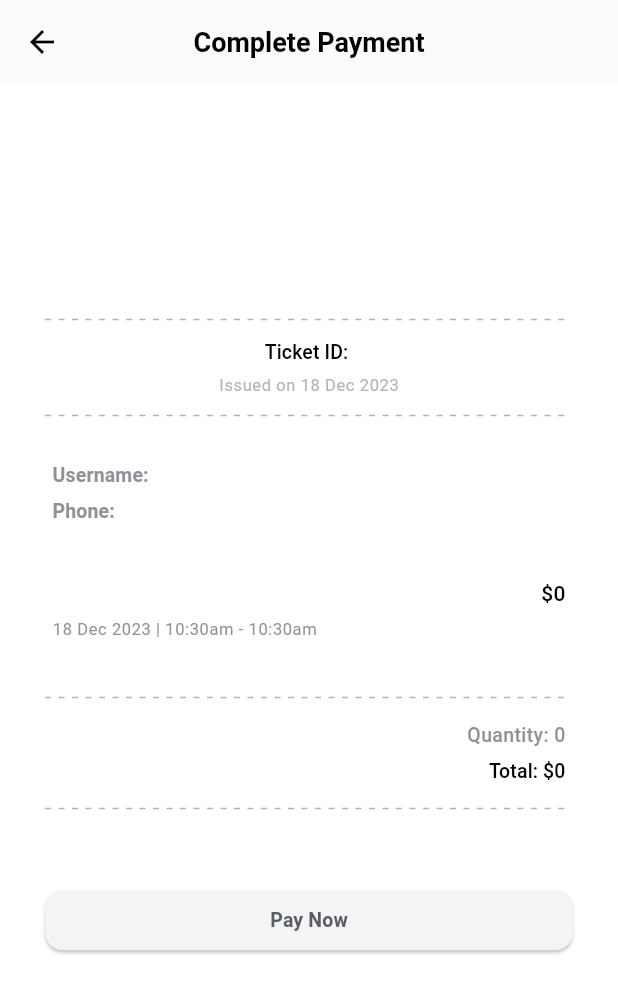
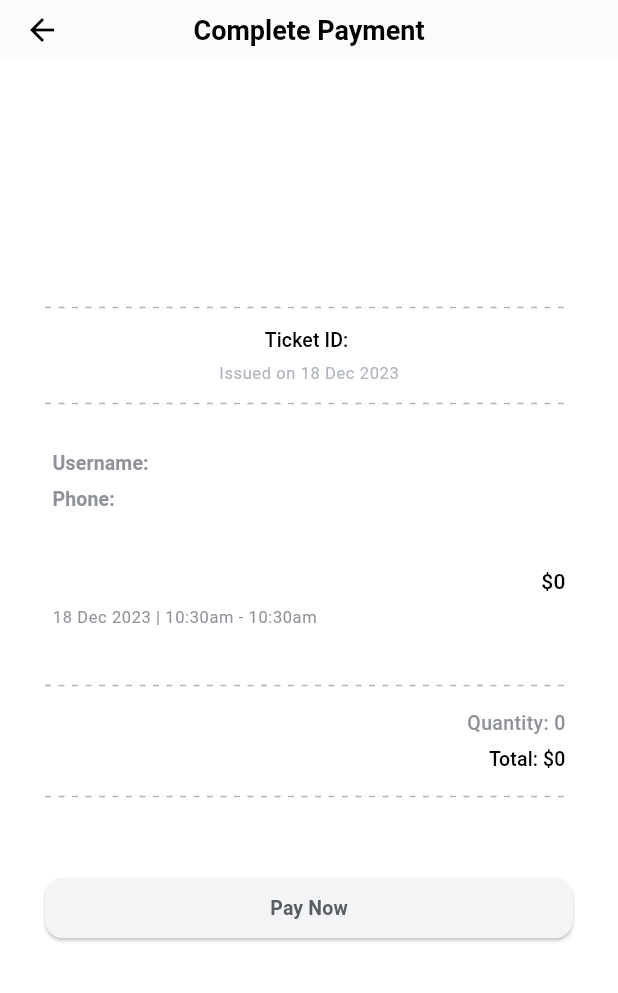
Before and after one commit to hadiyaaamir/chatbot, a Flutter app: the PaymentView screen opened directly with empty values, on a phone screen of 412 x 824 dp. Shown: the top 993 px of the screen. Run offline on Flutter 3.47's test engine with Material 3 defaults, Android fonts, the phone set to English and light mode, and no system bars; drawn by our look-alikes of dotted_line; our stand-ins replace bloc, equatable, flutter_bloc, flutter_spinkit, googleapis_auth, just_audio and 1 more; missing offline and left inert: dialog_flowtter, flutter_sound, googleapis; network calls fail; statements that could not run were skipped.

Commit message:
appbar theme

```diff
--- a/lib/chatbot/presentation/bloc/chatbot_bloc.dart
+++ b/lib/chatbot/presentation/bloc/chatbot_bloc.dart
@@ -45,7 +45,7 @@ class ChatbotBloc extends Bloc<ChatbotEvent, ChatbotState> {
     Emitter<ChatbotState> emit,
   ) async {
     await _chatbotRepository.initialise();
-    await _sendHelloMessage(emit);
+    if (state.messages.isEmpty) await _sendHelloMessage(emit);
   }
 
   Future<void> _sendHelloMessage(Emitter<ChatbotState> emit) async {
@@ -65,6 +65,8 @@ class ChatbotBloc extends Bloc<ChatbotEvent, ChatbotState> {
     Emitter<ChatbotState> emit, {
     bool showSentMessage = true,
   }) async {
+    if (state.messages.isEmpty) await _chatbotRepository.initialise();
+
     final messagePayload = event.message.message;
 
     if (messagePayload.isEmpty) return;
--- a/lib/chatbot/presentation/view/chatbot_view.dart
+++ b/lib/chatbot/presentation/view/chatbot_view.dart
@@ -6,9 +6,10 @@ class ChatbotView extends StatelessWidget {
   @override
   Widget build(BuildContext context) {
     return Scaffold(
+      appBar: AppBar(),
       resizeToAvoidBottomInset: true,
       body: Padding(
-        padding: const EdgeInsets.only(right: 20, left: 20, top: 70, bottom: 5),
+        padding: const EdgeInsets.only(right: 20, left: 20, top: 5, bottom: 5),
         child: Column(
           children: [
             const Messages(),
--- a/lib/chatbot/presentation/widgets/chat_textfield.dart
+++ b/lib/chatbot/presentation/widgets/chat_textfield.dart
@@ -60,7 +60,7 @@ class _TextEntryAreaState extends State<_TextEntryArea> {
   @override
   Widget build(BuildContext context) {
     return TextField(
-      cursorColor: Theme.of(context).colorScheme.onPrimaryContainer,
+      // cursorColor: Theme.of(context).colorScheme.onPrimaryContainer,
       enabled: widget.enabled,
       controller: _messageController,
       style: Theme.of(context).textTheme.titleSmall,
--- a/lib/theme/app_theme.dart
+++ b/lib/theme/app_theme.dart
@@ -22,10 +22,13 @@ class AppTheme {
         inputDecorationTheme: InputDecorationTheme(
           fillColor: colors.lightGrey,
           filled: true,
-        contentPadding:
-            const EdgeInsets.symmetric(vertical: 10, horizontal: 15),
+          contentPadding: const EdgeInsets.symmetric(
+            vertical: 10,
+            horizontal: 15,
+          ),
           hintStyle: TextStyle(color: colors.grey),
           suffixIconColor: colors.darkGrey,
+          prefixIconColor: colors.darkGrey,
           border: const OutlineInputBorder(
             borderRadius: BorderRadius.all(Radius.circular(15)),
             borderSide: BorderSide.none,
@@ -69,12 +72,17 @@ class AppTheme {
             ),
           ),
         ),
-      appBarTheme: AppBarTheme(backgroundColor: colors.veryLightGrey),
+        appBarTheme: AppBarTheme(
+          backgroundColor: colors.veryLightGrey,
+          toolbarHeight: 40,
+          surfaceTintColor: Colors.transparent,
+        ),
         textButtonTheme: TextButtonThemeData(
           style: TextButton.styleFrom(
             shape: RoundedRectangleBorder(
               borderRadius: BorderRadius.circular(15),
             ),
           ),
-      ));
+        ),
+      );
 }
```
Also changed, not shown: lib/home/presentation/view/home_view.dart (+18 -0 lines), lib/home/presentation/widgets/events_list.dart (+9 -6 lines). Lines whose indentation alone changed are shown as unchanged.
